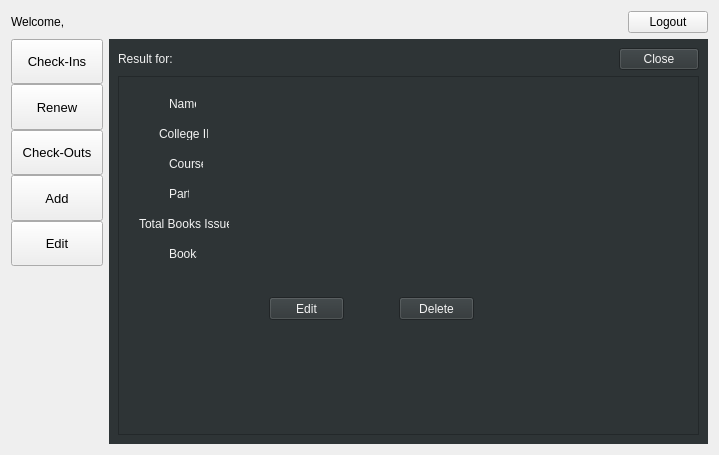
Above: admin_page.ui from pramesh025/LibraryMS before the change. Below: the same form after it.
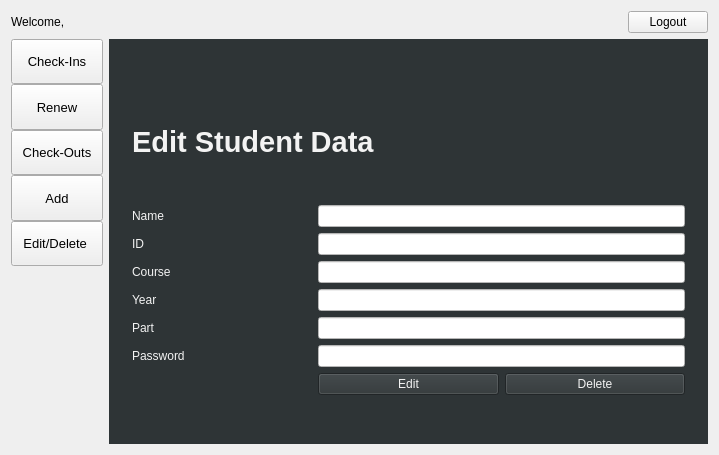
That is the form after the change. The open tabs and pages were chosen to show the change.

Commit message: can edit/delete data

What changed in the file:
```diff
--- a/admin_page.ui
+++ b/admin_page.ui
@@ -135,7 +135,7 @@
         </font>
        </property>
        <property name="text">
-        <string>Edit</string>
+        <string>Edit/Delete </string>
        </property>
        <property name="iconSize">
         <size>
@@ -1217,170 +1217,361 @@
      <widget class="QWidget" name="page_edit_user">
       <layout class="QGridLayout" name="gridLayout_5">
        <item row="0" column="0">
-        <layout class="QHBoxLayout" name="horizontalLayout_2">
-         <item>
-          <widget class="QLabel" name="label_14">
-           <property name="sizePolicy">
-            <sizepolicy hsizetype="Maximum" vsizetype="Preferred">
-             <horstretch>0</horstretch>
-             <verstretch>0</verstretch>
-            </sizepolicy>
-           </property>
-           <property name="text">
-            <string>Result for:</string>
-           </property>
-          </widget>
-         </item>
-         <item>
-          <widget class="QLabel" name="label_15">
-           <property name="sizePolicy">
-            <sizepolicy hsizetype="Preferred" vsizetype="Preferred">
-             <horstretch>0</horstretch>
-             <verstretch>0</verstretch>
-            </sizepolicy>
-           </property>
-           <property name="text">
-            <string/>
-           </property>
-          </widget>
-         </item>
-         <item>
-          <widget class="QPushButton" name="pushButton_7">
-           <property name="sizePolicy">
-            <sizepolicy hsizetype="Maximum" vsizetype="Fixed">
-             <horstretch>0</horstretch>
-             <verstretch>0</verstretch>
-            </sizepolicy>
-           </property>
-           <property name="layoutDirection">
-            <enum>Qt::LeftToRight</enum>
-           </property>
-           <property name="text">
-            <string>Close</string>
-           </property>
-          </widget>
-         </item>
-        </layout>
+        <spacer name="verticalSpacer_28">
+         <property name="orientation">
+          <enum>Qt::Vertical</enum>
+         </property>
+         <property name="sizeHint" stdset="0">
+          <size>
+           <width>20</width>
+           <height>40</height>
+          </size>
+         </property>
+        </spacer>
        </item>
        <item row="1" column="0">
-        <widget class="QScrollArea" name="scrollArea">
-         <property name="widgetResizable">
-          <bool>true</bool>
+        <layout class="QGridLayout" name="gridLayout_11">
+         <property name="leftMargin">
+          <number>14</number>
          </property>
-         <widget class="QWidget" name="scrollAreaWidgetContents">
-          <property name="geometry">
-           <rect>
-            <x>0</x>
-            <y>0</y>
-            <width>584</width>
-            <height>343</height>
-           </rect>
-          </property>
+         <property name="rightMargin">
+          <number>14</number>
+         </property>
+         <item row="4" column="1" colspan="2">
+          <widget class="QLineEdit" name="lineEdit_edit_course">
+           <property name="styleSheet">
+            <string notr="true">background-color: rgb(255, 255, 255);
+color: rgb(46, 52, 54);</string>
+           </property>
+          </widget>
+         </item>
+         <item row="3" column="1" colspan="2">
+          <widget class="QLineEdit" name="lineEdit_edit_id">
+           <property name="styleSheet">
+            <string notr="true">background-color: rgb(255, 255, 255);
+color: rgb(46, 52, 54);</string>
+           </property>
+          </widget>
+         </item>
+         <item row="9" column="1">
+          <widget class="QPushButton" name="pushButton_edit_confirm">
+           <property name="text">
+            <string>Edit</string>
+           </property>
+          </widget>
+         </item>
+         <item row="2" column="0">
           <widget class="QLabel" name="label_16">
-           <property name="geometry">
-            <rect>
-             <x>50</x>
-             <y>20</y>
-             <width>27</width>
-             <height>13</height>
-            </rect>
+           <property name="sizePolicy">
+            <sizepolicy hsizetype="Preferred" vsizetype="Preferred">
+             <horstretch>0</horstretch>
+             <verstretch>0</verstretch>
+            </sizepolicy>
            </property>
            <property name="text">
             <string>Name</string>
            </property>
+           <property name="alignment">
+            <set>Qt::AlignLeading|Qt::AlignLeft|Qt::AlignVCenter</set>
+           </property>
           </widget>
-          <widget class="QLabel" name="label_18">
-           <property name="geometry">
-            <rect>
-             <x>50</x>
-             <y>110</y>
-             <width>20</width>
-             <height>13</height>
-            </rect>
+         </item>
+         <item row="7" column="0">
+          <widget class="QLabel" name="label_21">
+           <property name="sizePolicy">
+            <sizepolicy hsizetype="Preferred" vsizetype="Preferred">
+             <horstretch>0</horstretch>
+             <verstretch>0</verstretch>
+            </sizepolicy>
            </property>
            <property name="text">
             <string>Part</string>
            </property>
+           <property name="alignment">
+            <set>Qt::AlignLeading|Qt::AlignLeft|Qt::AlignVCenter</set>
+           </property>
           </widget>
+         </item>
+         <item row="9" column="2">
+          <widget class="QPushButton" name="pushButton_delete_data">
+           <property name="text">
+            <string>Delete</string>
+           </property>
+          </widget>
+         </item>
+         <item row="8" column="1" colspan="2">
+          <widget class="QLineEdit" name="lineEdit_edit_password">
+           <property name="styleSheet">
+            <string notr="true">background-color: rgb(255, 255, 255);
+color: rgb(46, 52, 54);</string>
+           </property>
+          </widget>
+         </item>
+         <item row="4" column="0">
           <widget class="QLabel" name="label_19">
-           <property name="geometry">
-            <rect>
-             <x>50</x>
-             <y>80</y>
-             <width>34</width>
-             <height>13</height>
-            </rect>
+           <property name="sizePolicy">
+            <sizepolicy hsizetype="Preferred" vsizetype="Preferred">
+             <horstretch>0</horstretch>
+             <verstretch>0</verstretch>
+            </sizepolicy>
            </property>
            <property name="text">
             <string>Course</string>
            </property>
+           <property name="alignment">
+            <set>Qt::AlignLeading|Qt::AlignLeft|Qt::AlignVCenter</set>
+           </property>
           </widget>
+         </item>
+         <item row="6" column="0">
+          <widget class="QLabel" name="label_18">
+           <property name="sizePolicy">
+            <sizepolicy hsizetype="Preferred" vsizetype="Preferred">
+             <horstretch>0</horstretch>
+             <verstretch>0</verstretch>
+            </sizepolicy>
+           </property>
+           <property name="text">
+            <string>Year</string>
+           </property>
+           <property name="alignment">
+            <set>Qt::AlignLeading|Qt::AlignLeft|Qt::AlignVCenter</set>
+           </property>
+          </widget>
+         </item>
+         <item row="1" column="1">
+          <spacer name="verticalSpacer_30">
+           <property name="orientation">
+            <enum>Qt::Vertical</enum>
+           </property>
+           <property name="sizeHint" stdset="0">
+            <size>
+             <width>20</width>
+             <height>40</height>
+            </size>
+           </property>
+          </spacer>
+         </item>
+         <item row="2" column="1" colspan="2">
+          <widget class="QLineEdit" name="lineEdit_edit_name">
+           <property name="styleSheet">
+            <string notr="true">background-color: rgb(255, 255, 255);
+color: rgb(46, 52, 54);</string>
+           </property>
+          </widget>
+         </item>
+         <item row="0" column="0" colspan="2">
+          <widget class="QLabel" name="label_14">
+           <property name="font">
+            <font>
+             <pointsize>22</pointsize>
+             <weight>75</weight>
+             <bold>true</bold>
+            </font>
+           </property>
+           <property name="text">
+            <string>Edit Student Data</string>
+           </property>
+          </widget>
+         </item>
+         <item row="6" column="1" colspan="2">
+          <widget class="QLineEdit" name="lineEdit_edit_year">
+           <property name="styleSheet">
+            <string notr="true">background-color: rgb(255, 255, 255);
+color: rgb(46, 52, 54);</string>
+           </property>
+          </widget>
+         </item>
+         <item row="10" column="1">
+          <spacer name="verticalSpacer_29">
+           <property name="orientation">
+            <enum>Qt::Vertical</enum>
+           </property>
+           <property name="sizeHint" stdset="0">
+            <size>
+             <width>20</width>
+             <height>40</height>
+            </size>
+           </property>
+          </spacer>
+         </item>
+         <item row="3" column="0">
           <widget class="QLabel" name="label_20">
-           <property name="geometry">
-            <rect>
-             <x>40</x>
-             <y>50</y>
-             <width>49</width>
-             <height>13</height>
-            </rect>
+           <property name="sizePolicy">
+            <sizepolicy hsizetype="Preferred" vsizetype="Preferred">
+             <horstretch>0</horstretch>
+             <verstretch>0</verstretch>
+            </sizepolicy>
            </property>
            <property name="text">
-            <string>College ID</string>
+            <string>ID</string>
            </property>
+           <property name="alignment">
+            <set>Qt::AlignLeading|Qt::AlignLeft|Qt::AlignVCenter</set>
+           </property>
           </widget>
-          <widget class="QLabel" name="label_21">
-           <property name="geometry">
-            <rect>
-             <x>20</x>
-             <y>140</y>
-             <width>90</width>
-             <height>13</height>
-            </rect>
+         </item>
+         <item row="7" column="1" colspan="2">
+          <widget class="QLineEdit" name="lineEdit_edit_part">
+           <property name="styleSheet">
+            <string notr="true">background-color: rgb(255, 255, 255);
+color: rgb(46, 52, 54);</string>
            </property>
-           <property name="text">
-            <string>Total Books Issued</string>
-           </property>
           </widget>
+         </item>
+         <item row="8" column="0">
           <widget class="QLabel" name="label_22">
-           <property name="geometry">
-            <rect>
-             <x>50</x>
-             <y>170</y>
-             <width>28</width>
-             <height>13</height>
-            </rect>
+           <property name="sizePolicy">
+            <sizepolicy hsizetype="Preferred" vsizetype="Preferred">
+             <horstretch>0</horstretch>
+             <verstretch>0</verstretch>
+            </sizepolicy>
            </property>
            <property name="text">
-            <string>Books</string>
+            <string>Password</string>
            </property>
-          </widget>
-          <widget class="QPushButton" name="pushButton_11">
-           <property name="geometry">
-            <rect>
-             <x>150</x>
-             <y>220</y>
-             <width>75</width>
-             <height>23</height>
-            </rect>
+           <property name="alignment">
+            <set>Qt::AlignLeading|Qt::AlignLeft|Qt::AlignVCenter</set>
            </property>
-           <property name="text">
-            <string>Edit</string>
-           </property>
           </widget>
-          <widget class="QPushButton" name="pushButton_12">
-           <property name="geometry">
-            <rect>
-             <x>280</x>
-             <y>220</y>
-             <width>75</width>
-             <height>23</height>
-            </rect>
-           </property>
-           <property name="text">
-            <string>Delete</string>
-           </property>
-          </widget>
-         </widget>
+         </item>
+        </layout>
+       </item>
+      </layout>
+     </widget>
+     <widget class="QWidget" name="page_edit_book">
+      <layout class="QGridLayout" name="gridLayout_10">
+       <property name="leftMargin">
+        <number>16</number>
+       </property>
+       <property name="rightMargin">
+        <number>18</number>
+       </property>
+       <item row="6" column="0">
+        <widget class="QLabel" name="label_40">
+         <property name="text">
+          <string>Author</string>
+         </property>
+        </widget>
+       </item>
+       <item row="2" column="0">
+        <spacer name="verticalSpacer_33">
+         <property name="orientation">
+          <enum>Qt::Vertical</enum>
+         </property>
+         <property name="sizeHint" stdset="0">
+          <size>
+           <width>20</width>
+           <height>40</height>
+          </size>
+         </property>
+        </spacer>
+       </item>
+       <item row="4" column="0">
+        <widget class="QLabel" name="label_38">
+         <property name="text">
+          <string>Name</string>
+         </property>
+        </widget>
+       </item>
+       <item row="1" column="0">
+        <widget class="QLabel" name="label_15">
+         <property name="font">
+          <font>
+           <pointsize>22</pointsize>
+           <weight>75</weight>
+           <bold>true</bold>
+          </font>
+         </property>
+         <property name="text">
+          <string>Edit Book Data</string>
+         </property>
+        </widget>
+       </item>
+       <item row="3" column="0">
+        <widget class="QLabel" name="label_37">
+         <property name="text">
+          <string>ID</string>
+         </property>
+        </widget>
+       </item>
+       <item row="0" column="0">
+        <spacer name="verticalSpacer_32">
+         <property name="orientation">
+          <enum>Qt::Vertical</enum>
+         </property>
+         <property name="sizeHint" stdset="0">
+          <size>
+           <width>20</width>
+           <height>40</height>
+          </size>
+         </property>
+        </spacer>
+       </item>
+       <item row="7" column="0">
+        <widget class="QLabel" name="label_39">
+         <property name="text">
+          <string>Publication year</string>
+         </property>
+        </widget>
+       </item>
+       <item row="8" column="1">
+        <widget class="QPushButton" name="pushButton_edit_book">
+         <property name="text">
+          <string>Edit</string>
+         </property>
+        </widget>
+       </item>
+       <item row="9" column="0">
+        <spacer name="verticalSpacer_31">
+         <property name="orientation">
+          <enum>Qt::Vertical</enum>
+         </property>
+         <property name="sizeHint" stdset="0">
+          <size>
+           <width>20</width>
+           <height>40</height>
+          </size>
+         </property>
+        </spacer>
+       </item>
+       <item row="8" column="2">
+        <widget class="QPushButton" name="pushButton_delete_book">
+         <property name="text">
+          <string>Delete</string>
+         </property>
+        </widget>
+       </item>
+       <item row="7" column="1" colspan="2">
+        <widget class="QLineEdit" name="lineEdit_edit_book_year">
+         <property name="styleSheet">
+          <string notr="true">background-color: rgb(255, 255, 255);
+color: rgb(46, 52, 54);</string>
+         </property>
+        </widget>
+       </item>
+       <item row="6" column="1" colspan="2">
+        <widget class="QLineEdit" name="lineEdit_edit_book_author">
+         <property name="styleSheet">
+          <string notr="true">background-color: rgb(255, 255, 255);
+color: rgb(46, 52, 54);</string>
+         </property>
+        </widget>
+       </item>
+       <item row="4" column="1" colspan="2">
+        <widget class="QLineEdit" name="lineEdit_edit_book_name">
+         <property name="styleSheet">
+          <string notr="true">background-color: rgb(255, 255, 255);
+color: rgb(46, 52, 54);</string>
+         </property>
+        </widget>
+       </item>
+       <item row="3" column="1" colspan="2">
+        <widget class="QLineEdit" name="lineEdit_edit_book_id">
+         <property name="styleSheet">
+          <string notr="true">background-color: rgb(255, 255, 255);
+color: rgb(46, 52, 54);</string>
+         </property>
         </widget>
        </item>
       </layout>
```
Left out of the diff: 208 changed lines with no effect on the pictures. The commit also changes 5 other files.
